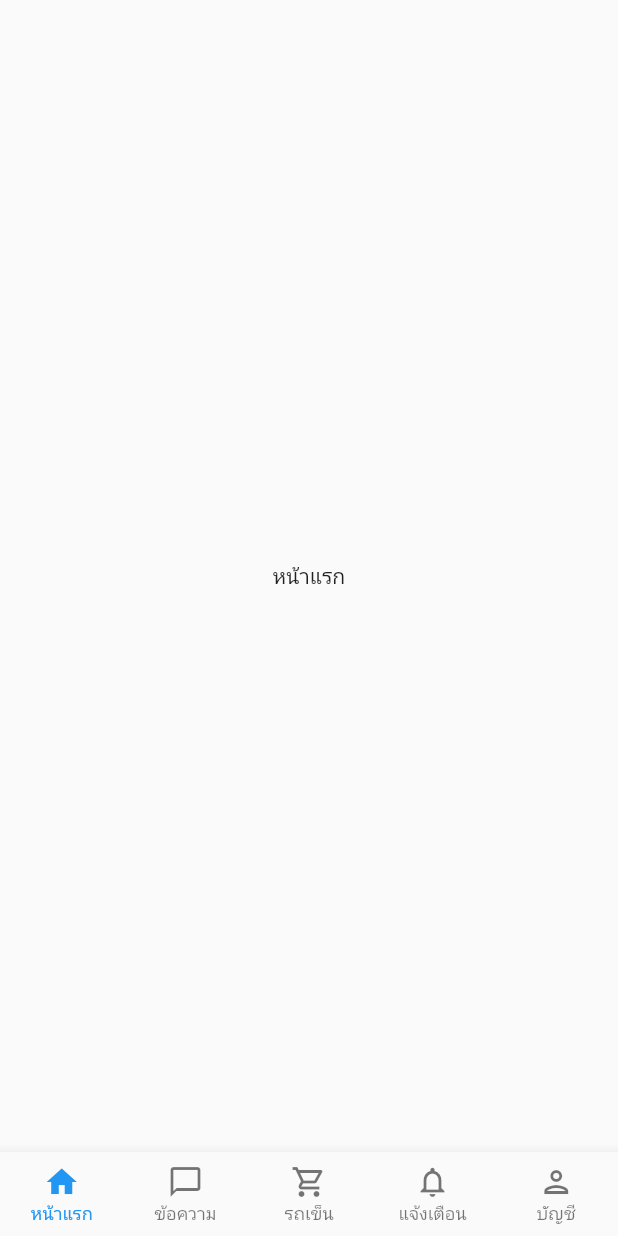
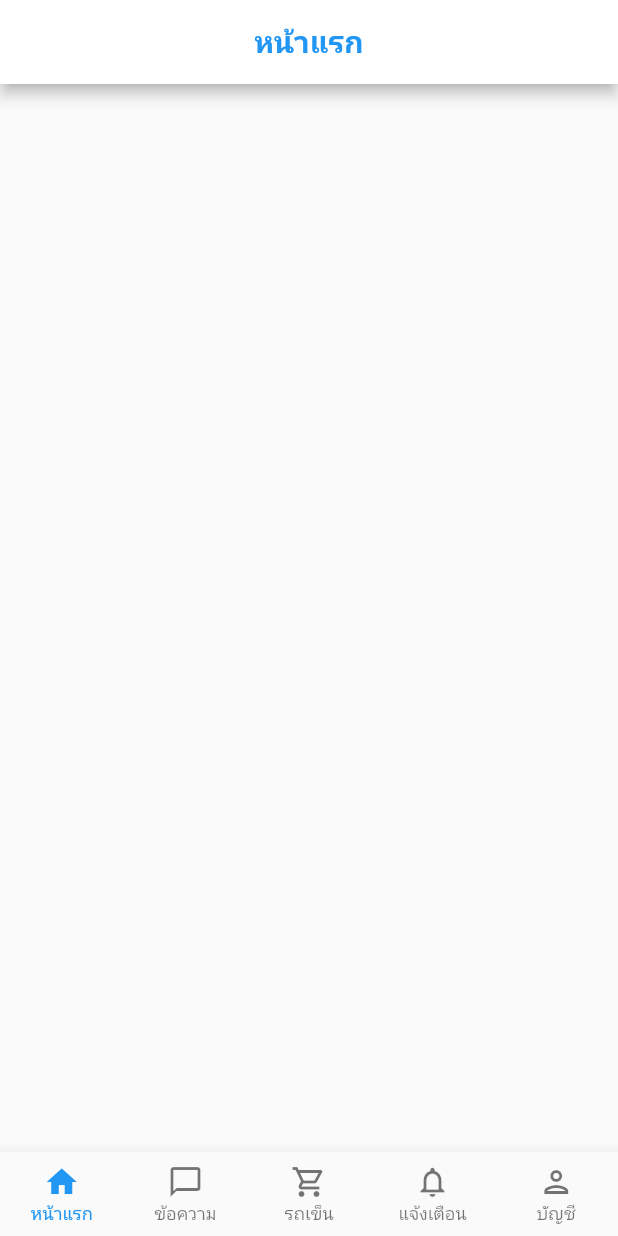
Before and after one commit to CE-KMITL-Project-2021-Group-36/Rental-App, a Flutter app: the NavigationBar screen opened directly, on a phone screen of 412 x 824 dp. Run offline on Flutter 3.47's test engine with Material 2 defaults, Android fonts, the phone set to English and light mode, and no system bars.

Commit message:
Initial home page

```diff
--- /dev/null
+++ b/rental_app/lib/home_page.dart
@@ -0,0 +1,27 @@
+import 'package:flutter/material.dart';
+
+class HomePage extends StatefulWidget {
+  const HomePage({Key? key}) : super(key: key);
+
+  @override
+  _HomePageState createState() => _HomePageState();
+}
+
+class _HomePageState extends State<HomePage> {
+  @override
+  Widget build(BuildContext context) {
+    return Scaffold(
+      appBar: AppBar(
+        centerTitle: true,
+        title: Text(
+          "หน้าแรก",
+          style: TextStyle(
+              color: Theme.of(context).primaryColor,
+              fontWeight: FontWeight.bold),
+        ),
+        backgroundColor: Colors.white,
+      ),
+      body: Container(),
+    );
+  }
+}
--- a/rental_app/lib/main.dart
+++ b/rental_app/lib/main.dart
@@ -1,4 +1,5 @@
 import 'package:flutter/material.dart';
+import './navigation_bar.dart';
 
 void main() {
   runApp(const MyApp());
@@ -14,7 +15,7 @@ class MyApp extends StatelessWidget {
       theme: ThemeData(
         primarySwatch: Colors.blue,
       ),
-      home: const Scaffold(),
+      home: const NavigationBar(),
     );
   }
 }
--- a/rental_app/lib/navigation_bar.dart
+++ b/rental_app/lib/navigation_bar.dart
@@ -1,4 +1,5 @@
 import 'package:flutter/material.dart';
+import 'package:rental_app/home_page.dart';
 
 class NavigationBar extends StatefulWidget {
   const NavigationBar({Key? key}) : super(key: key);
@@ -12,7 +13,7 @@ class _NavigationBarState extends State<NavigationBar> {
 
   //Test pages
   final pages = [
-    const Center(child: Text('หน้าแรก')),
+    const HomePage(),
     const Center(child: Text('ข้อความ')),
     const Center(child: Text('รถเข็น')),
     const Center(child: Text('แจ้งเตือน')),
```
